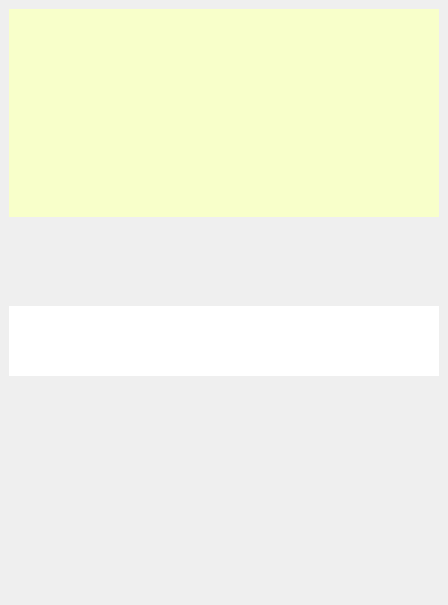
tkrotoff/WengoPhone, file wengophone/src/presentation/qt/chat/ChatRoomWidget.ui: the form before one commit.
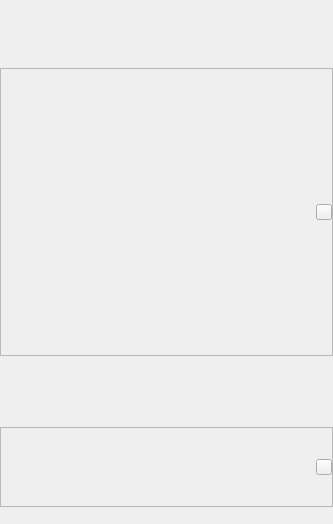
The form after the commit. Icons and pictures are not drawn.

Diff of the .ui file:
```diff
--- a/wengophone/src/presentation/qt/chat/ChatRoomWidget.ui
+++ b/wengophone/src/presentation/qt/chat/ChatRoomWidget.ui
@@ -8,15 +8,12 @@
    <rect>
     <x>0</x>
     <y>0</y>
-    <width>448</width>
-    <height>605</height>
+    <width>333</width>
+    <height>524</height>
    </rect>
   </property>
   <property name="windowTitle" >
-   <string>Wengophone ChatRoom</string>
-  </property>
-  <property name="autoFillBackground" >
-   <bool>true</bool>
+   <string>Form</string>
   </property>
   <layout class="QGridLayout" >
    <property name="margin" >
@@ -26,581 +23,95 @@
     <number>3</number>
    </property>
    <item row="1" column="0" >
-    <widget class="QFrame" name="frame_3" >
-     <property name="palette" >
-      <palette>
-       <active>
-        <color>
-         <red>0</red>
-         <green>0</green>
-         <blue>0</blue>
-        </color>
-        <color>
-         <red>236</red>
-         <green>233</green>
-         <blue>216</blue>
-        </color>
-        <color>
-         <red>255</red>
-         <green>255</green>
-         <blue>255</blue>
-        </color>
-        <color>
-         <red>241</red>
-         <green>239</green>
-         <blue>226</blue>
-        </color>
-        <color>
-         <red>172</red>
-         <green>168</green>
-         <blue>153</blue>
-        </color>
-        <color>
-         <red>157</red>
-         <green>155</green>
-         <blue>144</blue>
-        </color>
-        <color>
-         <red>0</red>
-         <green>0</green>
-         <blue>0</blue>
-        </color>
-        <color>
-         <red>255</red>
-         <green>255</green>
-         <blue>255</blue>
-        </color>
-        <color>
-         <red>0</red>
-         <green>0</green>
-         <blue>0</blue>
-        </color>
-        <color>
-         <red>255</red>
-         <green>255</green>
-         <blue>255</blue>
-        </color>
-        <color>
-         <red>255</red>
-         <green>255</green>
-         <blue>255</blue>
-        </color>
-        <color>
-         <red>113</red>
-         <green>111</green>
-         <blue>100</blue>
-        </color>
-        <color>
-         <red>49</red>
-         <green>106</green>
-         <blue>197</blue>
-        </color>
-        <color>
-         <red>255</red>
-         <green>255</green>
-         <blue>255</blue>
-        </color>
-        <color>
-         <red>0</red>
-         <green>0</green>
-         <blue>255</blue>
-        </color>
-        <color>
-         <red>255</red>
-         <green>0</green>
-         <blue>255</blue>
-        </color>
-        <color>
-         <red>232</red>
-         <green>232</green>
-         <blue>232</blue>
-        </color>
-       </active>
-       <inactive>
-        <color>
-         <red>0</red>
-         <green>0</green>
-         <blue>0</blue>
-        </color>
-        <color>
-         <red>236</red>
-         <green>233</green>
-         <blue>216</blue>
-        </color>
-        <color>
-         <red>255</red>
-         <green>255</green>
-         <blue>255</blue>
-        </color>
-        <color>
-         <red>241</red>
-         <green>239</green>
-         <blue>226</blue>
-        </color>
-        <color>
-         <red>172</red>
-         <green>168</green>
-         <blue>153</blue>
-        </color>
-        <color>
-         <red>157</red>
-         <green>155</green>
-         <blue>144</blue>
-        </color>
-        <color>
-         <red>0</red>
-         <green>0</green>
-         <blue>0</blue>
-        </color>
-        <color>
-         <red>255</red>
-         <green>255</green>
-         <blue>255</blue>
-        </color>
-        <color>
-         <red>0</red>
-         <green>0</green>
-         <blue>0</blue>
-        </color>
-        <color>
-         <red>255</red>
-         <green>255</green>
-         <blue>255</blue>
-        </color>
-        <color>
-         <red>255</red>
-         <green>255</green>
-         <blue>255</blue>
-        </color>
-        <color>
-         <red>113</red>
-         <green>111</green>
-         <blue>100</blue>
-        </color>
-        <color>
-         <red>236</red>
-         <green>233</green>
-         <blue>216</blue>
-        </color>
-        <color>
-         <red>0</red>
-         <green>0</green>
-         <blue>0</blue>
-        </color>
-        <color>
-         <red>0</red>
-         <green>0</green>
-         <blue>255</blue>
-        </color>
-        <color>
-         <red>255</red>
-         <green>0</green>
-         <blue>255</blue>
-        </color>
-        <color>
-         <red>232</red>
-         <green>232</green>
-         <blue>232</blue>
-        </color>
-       </inactive>
-       <disabled>
-        <color>
-         <red>118</red>
-         <green>116</green>
-         <blue>108</blue>
-        </color>
-        <color>
-         <red>236</red>
-         <green>233</green>
-         <blue>216</blue>
-        </color>
-        <color>
-         <red>255</red>
-         <green>255</green>
-         <blue>255</blue>
-        </color>
-        <color>
-         <red>245</red>
-         <green>244</green>
-         <blue>235</blue>
-        </color>
-        <color>
-         <red>172</red>
-         <green>168</green>
-         <blue>153</blue>
-        </color>
-        <color>
-         <red>157</red>
-         <green>155</green>
-         <blue>144</blue>
-        </color>
-        <color>
-         <red>118</red>
-         <green>116</green>
-         <blue>108</blue>
-        </color>
-        <color>
-         <red>255</red>
-         <green>255</green>
-         <blue>255</blue>
-        </color>
-        <color>
-         <red>118</red>
-         <green>116</green>
-         <blue>108</blue>
-        </color>
-        <color>
-         <red>255</red>
-         <green>255</green>
-         <blue>255</blue>
-        </color>
-        <color>
-         <red>255</red>
-         <green>255</green>
-         <blue>255</blue>
-        </color>
-        <color>
-         <red>0</red>
-         <green>0</green>
-         <blue>0</blue>
-        </color>
-        <color>
-         <red>49</red>
-         <green>106</green>
-         <blue>197</blue>
-        </color>
-        <color>
-         <red>255</red>
-         <green>255</green>
-         <blue>255</blue>
-        </color>
-        <color>
-         <red>0</red>
-         <green>0</green>
-         <blue>255</blue>
-        </color>
-        <color>
-         <red>255</red>
-         <green>0</green>
-         <blue>255</blue>
-        </color>
-        <color>
-         <red>232</red>
-         <green>232</green>
-         <blue>232</blue>
-        </color>
-       </disabled>
-      </palette>
-     </property>
-     <property name="autoFillBackground" >
-      <bool>false</bool>
-     </property>
+    <widget class="QFrame" name="HistoryFrame" >
      <property name="frameShape" >
-      <enum>QFrame::NoFrame</enum>
+      <enum>QFrame::StyledPanel</enum>
      </property>
      <property name="frameShadow" >
       <enum>QFrame::Raised</enum>
      </property>
      <layout class="QGridLayout" >
       <property name="margin" >
-       <number>9</number>
+       <number>0</number>
       </property>
       <property name="spacing" >
-       <number>6</number>
+       <number>0</number>
       </property>
       <item row="0" column="0" >
-       <layout class="QVBoxLayout" >
-        <property name="margin" >
-         <number>0</number>
+       <widget class="QFrame" name="frame_2" >
+        <property name="frameShape" >
+         <enum>QFrame::NoFrame</enum>
         </property>
-        <property name="spacing" >
-         <number>0</number>
+        <property name="frameShadow" >
+         <enum>QFrame::Raised</enum>
         </property>
-        <item>
-         <widget class="QLabel" name="contactListLabel" >
-          <property name="palette" >
-           <palette>
-            <active>
-             <color>
-              <red>0</red>
-              <green>0</green>
-              <blue>0</blue>
-             </color>
-             <color>
-              <red>236</red>
-              <green>233</green>
-              <blue>216</blue>
-             </color>
-             <color>
-              <red>255</red>
-              <green>255</green>
-              <blue>255</blue>
-             </color>
-             <color>
-              <red>241</red>
-              <green>239</green>
-              <blue>226</blue>
-             </color>
-             <color>
-              <red>172</red>
-              <green>168</green>
-              <blue>153</blue>
-             </color>
-             <color>
-              <red>157</red>
-              <green>155</green>
-              <blue>144</blue>
-             </color>
-             <color>
-              <red>0</red>
-              <green>0</green>
-              <blue>0</blue>
-             </color>
-             <color>
-              <red>255</red>
-              <green>255</green>
-              <blue>255</blue>
-             </color>
-             <color>
-              <red>0</red>
-              <green>0</green>
-              <blue>0</blue>
-             </color>
-             <color>
-              <red>255</red>
-              <green>255</green>
-              <blue>255</blue>
-             </color>
-             <color>
-              <red>248</red>
-              <green>255</green>
-              <blue>202</blue>
-             </color>
-             <color>
-              <red>113</red>
-              <green>111</green>
-              <blue>100</blue>
-             </color>
-             <color>
-              <red>49</red>
-              <green>106</green>
-              <blue>197</blue>
-             </color>
-             <color>
-              <red>255</red>
-              <green>255</green>
-              <blue>255</blue>
-             </color>
-             <color>
-              <red>0</red>
-              <green>0</green>
-              <blue>255</blue>
-             </color>
-             <color>
-              <red>255</red>
-              <green>0</green>
-              <blue>255</blue>
-             </color>
-             <color>
-              <red>232</red>
-              <green>232</green>
-              <blue>232</blue>
-             </color>
-            </active>
-            <inactive>
-             <color>
-              <red>0</red>
-              <green>0</green>
-              <blue>0</blue>
-             </color>
-             <color>
-              <red>236</red>
-              <green>233</green>
-              <blue>216</blue>
-             </color>
-             <color>
-              <red>255</red>
-              <green>255</green>
-              <blue>255</blue>
-             </color>
-             <color>
-              <red>241</red>
-              <green>239</green>
-              <blue>226</blue>
-             </color>
-             <color>
-              <red>172</red>
-              <green>168</green>
-              <blue>153</blue>
-             </color>
-             <color>
-              <red>157</red>
-              <green>155</green>
-              <blue>144</blue>
-             </color>
-             <color>
-              <red>0</red>
-              <green>0</green>
-              <blue>0</blue>
-             </color>
-             <color>
-              <red>255</red>
-              <green>255</green>
-              <blue>255</blue>
-             </color>
-             <color>
-              <red>0</red>
-              <green>0</green>
-              <blue>0</blue>
-             </color>
-             <color>
-              <red>255</red>
-              <green>255</green>
-              <blue>255</blue>
-             </color>
-             <color>
-              <red>248</red>
-              <green>255</green>
-              <blue>202</blue>
-             </color>
-             <color>
-              <red>113</red>
-              <green>111</green>
-              <blue>100</blue>
-             </color>
-             <color>
-              <red>236</red>
-              <green>233</green>
-              <blue>216</blue>
-             </color>
-             <color>
-              <red>0</red>
-              <green>0</green>
-              <blue>0</blue>
-             </color>
-             <color>
-              <red>0</red>
-              <green>0</green>
-              <blue>255</blue>
-             </color>
-             <color>
-              <red>255</red>
-              <green>0</green>
-              <blue>255</blue>
-             </color>
-             <color>
-              <red>232</red>
-              <green>232</green>
-              <blue>232</blue>
-             </color>
-            </inactive>
-            <disabled>
-             <color>
-              <red>118</red>
-              <green>116</green>
-              <blue>108</blue>
-             </color>
-             <color>
-              <red>236</red>
-              <green>233</green>
-              <blue>216</blue>
-             </color>
-             <color>
-              <red>255</red>
-              <green>255</green>
-              <blue>255</blue>
-             </color>
-             <color>
-              <red>245</red>
-              <green>244</green>
-              <blue>235</blue>
-             </color>
-             <color>
-              <red>172</red>
-              <green>168</green>
-              <blue>153</blue>
-             </color>
-             <color>
-              <red>157</red>
-              <green>155</green>
-              <blue>144</blue>
-             </color>
-             <color>
-              <red>118</red>
-              <green>116</green>
-              <blue>108</blue>
-             </color>
-             <color>
-              <red>255</red>
-              <green>255</green>
-              <blue>255</blue>
-             </color>
-             <color>
-              <red>118</red>
-              <green>116</green>
-              <blue>108</blue>
-             </color>
-             <color>
-              <red>248</red>
-              <green>255</green>
-              <blue>202</blue>
-             </color>
-             <color>
-              <red>248</red>
-              <green>255</green>
-              <blue>202</blue>
-             </color>
-             <color>
-              <red>0</red>
-              <green>0</green>
-              <blue>0</blue>
-             </color>
-             <color>
-              <red>49</red>
-              <green>106</green>
-              <blue>197</blue>
-             </color>
-             <color>
-              <red>255</red>
-              <green>255</green>
-              <blue>255</blue>
-             </color>
-             <color>
-              <red>0</red>
-              <green>0</green>
-              <blue>255</blue>
-             </color>
-             <color>
-              <red>255</red>
-              <green>0</green>
-              <blue>255</blue>
-             </color>
-             <color>
-              <red>232</red>
-              <green>232</green>
-              <blue>232</blue>
-             </color>
-            </disabled>
-           </palette>
-          </property>
-          <property name="autoFillBackground" >
-           <bool>true</bool>
-          </property>
-          <property name="text" >
-           <string/>
-          </property>
-          <property name="textFormat" >
-           <enum>Qt::PlainText</enum>
-          </property>
-         </widget>
-        </item>
-       </layout>
+        <layout class="QGridLayout" >
+         <property name="margin" >
+          <number>0</number>
+         </property>
+         <property name="spacing" >
+          <number>3</number>
+         </property>
+         <item row="0" column="0" >
+          <widget class="QStackedWidget" name="historyStackedWidget" >
+           <widget class="QWidget" name="page" />
+           <widget class="QWidget" name="page_2" />
+          </widget>
+         </item>
+        </layout>
+       </widget>
+      </item>
+      <item row="0" column="1" >
+       <widget class="QPushButton" name="historyFoldButton" >
+        <property name="minimumSize" >
+         <size>
+          <width>16</width>
+          <height>16</height>
+         </size>
+        </property>
+        <property name="maximumSize" >
+         <size>
+          <width>16</width>
+          <height>16</height>
+         </size>
+        </property>
+        <property name="text" >
+         <string/>
+        </property>
+        <property name="icon" >
+         <iconset resource="../wengophone.qrc" >:/pics/group_close_reverse.png</iconset>
+        </property>
+       </widget>
       </item>
      </layout>
     </widget>
    </item>
+   <item row="0" column="0" >
+    <widget class="QStackedWidget" name="actionStackedWidget" >
+     <property name="minimumSize" >
+      <size>
+       <width>16</width>
+       <height>65</height>
+      </size>
+     </property>
+     <property name="maximumSize" >
+      <size>
+       <width>16777215</width>
+       <height>65</height>
+      </size>
+     </property>
+     <property name="autoFillBackground" >
+      <bool>false</bool>
+     </property>
+     <widget class="QWidget" name="page_5" />
+     <widget class="QWidget" name="page_6" />
+    </widget>
+   </item>
    <item row="2" column="0" >
-    <widget class="QFrame" name="actionFrame" >
+    <widget class="QStackedWidget" name="editActionStackedWidget" >
+     <property name="enabled" >
+      <bool>true</bool>
+     </property>
      <property name="minimumSize" >
       <size>
        <width>16</width>
@@ -613,330 +124,61 @@
        <height>65</height>
       </size>
      </property>
-     <property name="frameShape" >
-      <enum>QFrame::NoFrame</enum>
-     </property>
-     <property name="frameShadow" >
-      <enum>QFrame::Raised</enum>
-     </property>
-    </widget>
-   </item>
-   <item row="4" column="0" >
-    <widget class="QLabel" name="typingStateLabel" >
      <property name="autoFillBackground" >
       <bool>false</bool>
      </property>
-     <property name="text" >
-      <string/>
-     </property>
+     <widget class="QWidget" name="page_7" />
+     <widget class="QWidget" name="page_8" />
     </widget>
    </item>
    <item row="3" column="0" >
-    <widget class="QFrame" name="frame_2" >
+    <widget class="QFrame" name="EditFrame" >
+     <property name="minimumSize" >
+      <size>
+       <width>16</width>
+       <height>80</height>
+      </size>
+     </property>
      <property name="maximumSize" >
       <size>
        <width>16777215</width>
        <height>80</height>
       </size>
      </property>
-     <property name="autoFillBackground" >
-      <bool>false</bool>
-     </property>
      <property name="frameShape" >
-      <enum>QFrame::NoFrame</enum>
-     </property>
-     <property name="frameShadow" >
-      <enum>QFrame::Raised</enum>
+      <enum>QFrame::StyledPanel</enum>
      </property>
      <layout class="QGridLayout" >
       <property name="margin" >
-       <number>9</number>
+       <number>0</number>
       </property>
       <property name="spacing" >
-       <number>6</number>
+       <number>0</number>
       </property>
+      <item row="0" column="1" >
+       <widget class="QPushButton" name="editFoldButton" >
+        <property name="minimumSize" >
+         <size>
+          <width>16</width>
+          <height>16</height>
+         </size>
+        </property>
+        <property name="maximumSize" >
+         <size>
+          <width>16</width>
+          <height>16</height>
+         </size>
+        </property>
+        <property name="text" >
+         <string/>
+        </property>
+        <property name="icon" >
+         <iconset resource="../wengophone.qrc" >:/pics/group_close_reverse.png</iconset>
+        </property>
+       </widget>
+      </item>
       <item row="0" column="0" >
        <widget class="QFrame" name="frame" >
-        <property name="minimumSize" >
-         <size>
-          <width>16</width>
-          <height>70</height>
-         </size>
-        </property>
-        <property name="maximumSize" >
-         <size>
-          <width>16777215</width>
-          <height>70</height>
-         </size>
-        </property>
-        <property name="palette" >
-         <palette>
-          <active>
-           <color>
-            <red>0</red>
-            <green>0</green>
-            <blue>0</blue>
-           </color>
-           <color>
-            <red>212</red>
-            <green>208</green>
-            <blue>200</blue>
-           </color>
-           <color>
-            <red>255</red>
-            <green>255</green>
-            <blue>255</blue>
-           </color>
-           <color>
-            <red>234</red>
-            <green>229</green>
-            <blue>220</blue>
-           </color>
-           <color>
-            <red>128</red>
-            <green>128</green>
-            <blue>128</blue>
-           </color>
-           <color>
-            <red>141</red>
-            <green>139</green>
-            <blue>133</blue>
-           </color>
-           <color>
-            <red>0</red>
-            <green>0</green>
-            <blue>0</blue>
-           </color>
-           <color>
-            <red>255</red>
-            <green>255</green>
-            <blue>255</blue>
-           </color>
-           <color>
-            <red>0</red>
-            <green>0</green>
-            <blue>0</blue>
-           </color>
-           <color>
-            <red>255</red>
-            <green>255</green>
-            <blue>255</blue>
-           </color>
-           <color>
-            <red>255</red>
-            <green>255</green>
-            <blue>255</blue>
-           </color>
-           <color>
-            <red>64</red>
-            <green>64</green>
-            <blue>64</blue>
-           </color>
-           <color>
-            <red>10</red>
-            <green>36</green>
-            <blue>106</blue>
-           </color>
-           <color>
-            <red>255</red>
-            <green>255</green>
-            <blue>255</blue>
-           </color>
-           <color>
-            <red>0</red>
-            <green>0</green>
-            <blue>255</blue>
-           </color>
-           <color>
-            <red>255</red>
-            <green>0</green>
-            <blue>255</blue>
-           </color>
-           <color>
-            <red>232</red>
-            <green>232</green>
-            <blue>232</blue>
-           </color>
-          </active>
-          <inactive>
-           <color>
-            <red>0</red>
-            <green>0</green>
-            <blue>0</blue>
-           </color>
-           <color>
-            <red>212</red>
-            <green>208</green>
-            <blue>200</blue>
-           </color>
-           <color>
-            <red>255</red>
-            <green>255</green>
-            <blue>255</blue>
-           </color>
-           <color>
-            <red>234</red>
-            <green>229</green>
-            <blue>220</blue>
-           </color>
-           <color>
-            <red>128</red>
-            <green>128</green>
-            <blue>128</blue>
-           </color>
-           <color>
-            <red>141</red>
-            <green>139</green>
-            <blue>133</blue>
-           </color>
-           <color>
-            <red>0</red>
-            <green>0</green>
-            <blue>0</blue>
-           </color>
-           <color>
-            <red>255</red>
-            <green>255</green>
-            <blue>255</blue>
-           </color>
-           <color>
-            <red>0</red>
-            <green>0</green>
-            <blue>0</blue>
-           </color>
-           <color>
-            <red>255</red>
-            <green>255</green>
-            <blue>255</blue>
-           </color>
-           <color>
-            <red>255</red>
-            <green>255</green>
-            <blue>255</blue>
-           </color>
-           <color>
-            <red>64</red>
-            <green>64</green>
-            <blue>64</blue>
-           </color>
-           <color>
-            <red>212</red>
-            <green>208</green>
-            <blue>200</blue>
-           </color>
-           <color>
-            <red>0</red>
-            <green>0</green>
-            <blue>0</blue>
-           </color>
-           <color>
-            <red>0</red>
-            <green>0</green>
-            <blue>255</blue>
-           </color>
-           <color>
-            <red>255</red>
-            <green>0</green>
-            <blue>255</blue>
-           </color>
-           <color>
-            <red>232</red>
-            <green>232</green>
-            <blue>232</blue>
-           </color>
-          </inactive>
-          <disabled>
-           <color>
-            <red>106</red>
-            <green>104</green>
-            <blue>100</blue>
-           </color>
-           <color>
-            <red>212</red>
-            <green>208</green>
-            <blue>200</blue>
-           </color>
-           <color>
-            <red>255</red>
-            <green>255</green>
-            <blue>255</blue>
-           </color>
-           <color>
-            <red>233</red>
-            <green>231</green>
-            <blue>227</blue>
-           </color>
-           <color>
-            <red>128</red>
-            <green>128</green>
-            <blue>128</blue>
-           </color>
-           <color>
-            <red>141</red>
-            <green>139</green>
-            <blue>133</blue>
-           </color>
-           <color>
-            <red>106</red>
-            <green>104</green>
-            <blue>100</blue>
-           </color>
-           <color>
-            <red>255</red>
-            <green>255</green>
-            <blue>255</blue>
-           </color>
-           <color>
-            <red>106</red>
-            <green>104</green>
-            <blue>100</blue>
-           </color>
-           <color>
-            <red>255</red>
-            <green>255</green>
-            <blue>255</blue>
-           </color>
-           <color>
-            <red>255</red>
-            <green>255</green>
-            <blue>255</blue>
-           </color>
-           <color>
-            <red>0</red>
-            <green>0</green>
-            <blue>0</blue>
-           </color>
-           <color>
-            <red>10</red>
-            <green>36</green>
-            <blue>106</blue>
-           </color>
-           <color>
-            <red>255</red>
-            <green>255</green>
-            <blue>255</blue>
-           </color>
-           <color>
-            <red>0</red>
-            <green>0</green>
-            <blue>255</blue>
-           </color>
-           <color>
-            <red>255</red>
-            <green>0</green>
-            <blue>255</blue>
-           </color>
-           <color>
-            <red>232</red>
-            <green>232</green>
-            <blue>232</blue>
-           </color>
-          </disabled>
-         </palette>
-        </property>
-        <property name="autoFillBackground" >
-         <bool>true</bool>
-        </property>
         <property name="frameShape" >
          <enum>QFrame::NoFrame</enum>
         </property>
@@ -945,11 +187,26 @@
         </property>
         <layout class="QGridLayout" >
          <property name="margin" >
-          <number>5</number>
+          <number>0</number>
          </property>
          <property name="spacing" >
           <number>0</number>
          </property>
+         <item row="0" column="0" >
+          <widget class="QStackedWidget" name="editStackedWidget" >
+           <property name="maximumSize" >
+            <size>
+             <width>16777215</width>
+             <height>16777215</height>
+            </size>
+           </property>
+           <property name="currentIndex" >
+            <number>1</number>
+           </property>
+           <widget class="QWidget" name="page_3" />
+           <widget class="QWidget" name="page_4" />
+          </widget>
+         </item>
          <item row="0" column="1" >
           <widget class="QPushButton" name="sendButton" >
            <property name="minimumSize" >
@@ -964,6 +221,9 @@
              <height>56</height>
             </size>
            </property>
+           <property name="autoFillBackground" >
+            <bool>true</bool>
+           </property>
            <property name="text" >
             <string/>
            </property>
@@ -981,18 +241,25 @@
            </property>
           </widget>
          </item>
-         <item row="0" column="0" >
-          <widget class="QStackedWidget" name="editStack" >
-           <widget class="QWidget" name="page" />
-           <widget class="QWidget" name="page_2" />
-          </widget>
-         </item>
         </layout>
        </widget>
       </item>
      </layout>
     </widget>
    </item>
+   <item row="4" column="0" >
+    <widget class="QLabel" name="typingStateLabel" >
+     <property name="maximumSize" >
+      <size>
+       <width>16777215</width>
+       <height>16</height>
+      </size>
+     </property>
+     <property name="text" >
+      <string/>
+     </property>
+    </widget>
+   </item>
   </layout>
  </widget>
  <pixmapfunction></pixmapfunction>
```
Left out of the diff: 3 changed lines with no effect on the pictures.
